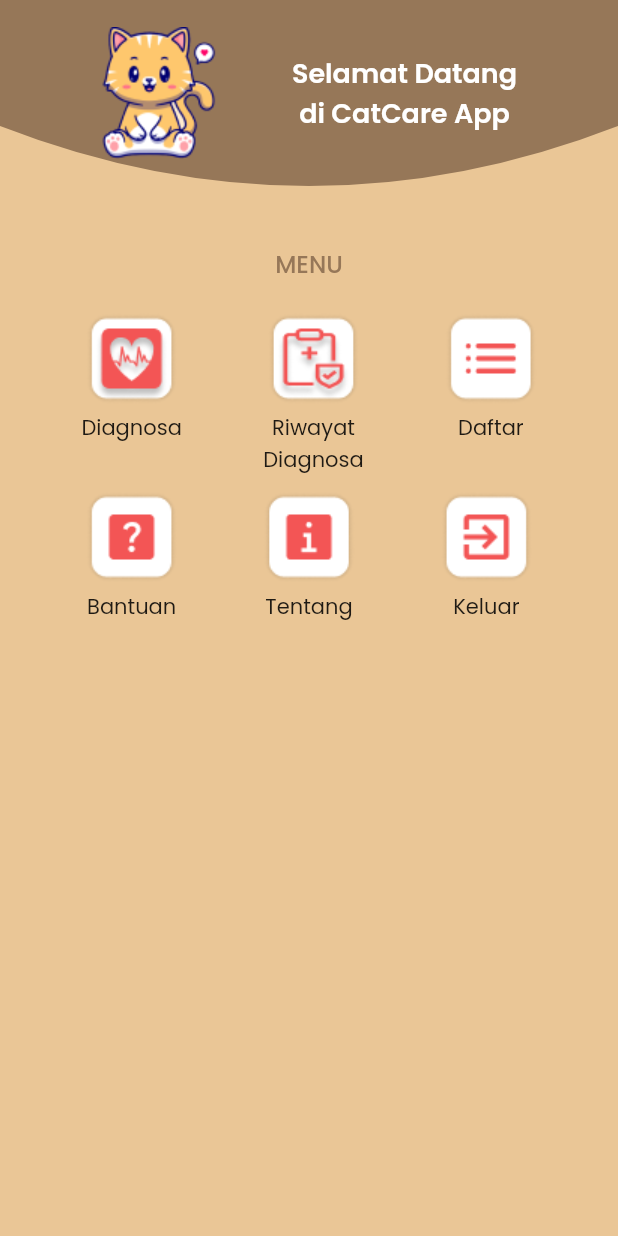
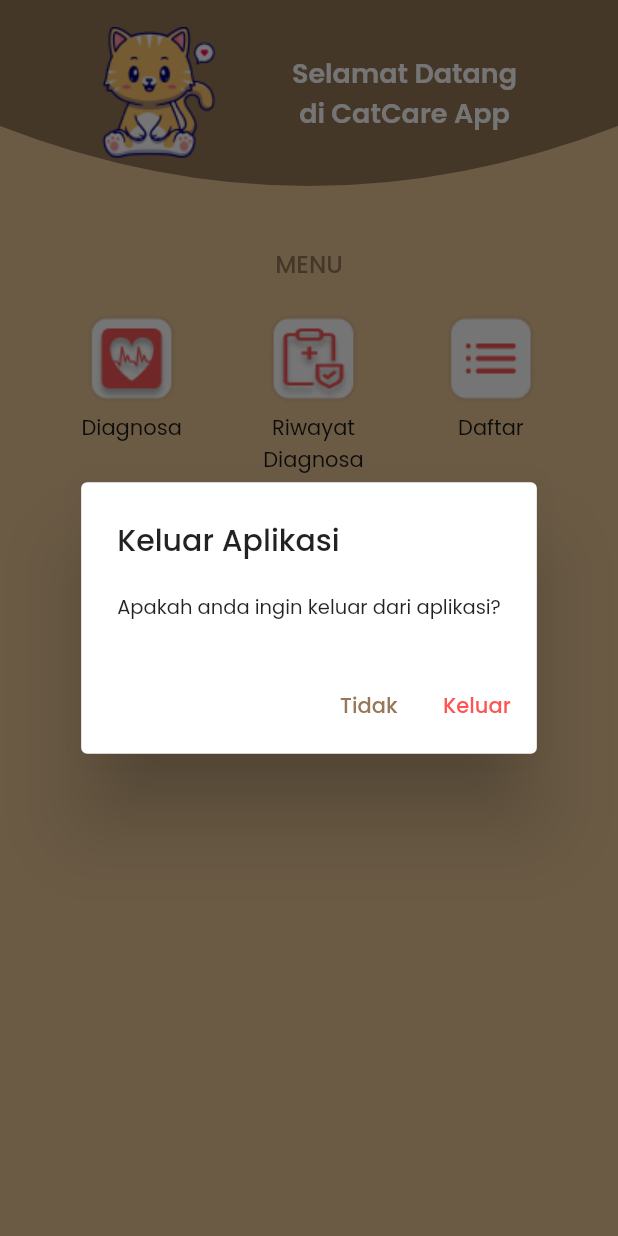
Before and after one commit to PerampokTAHU99/diagnose-cat-expert-system-mobile, a Flutter app: the screen it shows after launch, after a tap on "Keluar", on a phone screen of 412 x 824 dp. Run offline on Flutter 3.47's test engine with Material 2 defaults, Android fonts, the phone set to English and light mode, and no system bars; our stand-ins replace page_transition.

Commit message:
tambah dialog untuk konfirmasi keluar app

```diff
--- a/lib/screens/home.dart
+++ b/lib/screens/home.dart
@@ -8,6 +8,44 @@ class Home extends StatefulWidget {
 }
 
 class _HomeState extends State<Home> {
+  Future<void> _showExitDialog(BuildContext context) async {
+    return showDialog(
+      context: context,
+      barrierDismissible: false,
+      builder: (BuildContext context) {
+        return AlertDialog(
+          title: const Text("Keluar Aplikasi"),
+          content: const SingleChildScrollView(
+            child: ListBody(
+              children: [
+                Text(
+                  "Apakah anda ingin keluar dari aplikasi?",
+                  style: TextStyle(
+                    fontSize: 13,
+                  ),
+                ),
+              ],
+            ),
+          ),
+          actions: [
+            TextButton(
+              child: Text(
+                "Tidak",
+                style: TextStyle(color: Theme.of(context).colorScheme.secondary,),
+              ),
+              onPressed: () => Navigator.of(context).pop(false),
+            ),
+            TextButton(
+              child: const Text("Keluar", style: TextStyle(color: Colors.redAccent),),
+              onPressed: () => Navigator.of(context).pop(true),
+            ),
+          ],
+        );
+      },
+    );
+  }
+
+
   @override
   Widget build(BuildContext context) {
     return Scaffold(
@@ -45,11 +83,15 @@ class _HomeState extends State<Home> {
               ),
 
               const SizedBox(height: 40.0),
-              const Text("MENU", style: TextStyle(
-                fontWeight: FontWeight.w500,
-                fontSize: 16.0,
-                color: Color(0xff967758)
-              ), textAlign: TextAlign.center),
+              const Text(
+                "MENU",
+                textAlign: TextAlign.center,
+                style: TextStyle(
+                  fontWeight: FontWeight.w500,
+                  fontSize: 16.0,
+                  color: Color(0xff967758)
+                ),
+              ),
 
               const SizedBox(height: 20.0),
               Row(
@@ -125,7 +167,9 @@ class _HomeState extends State<Home> {
                     ),
                   ),
                   GestureDetector(
-                    onTap: () {},
+                    onTap: () {
+                      _showExitDialog(context);
+                    },
                     child: Column(
                       children: [
                         Image.asset('img/keluar.png'),
```
